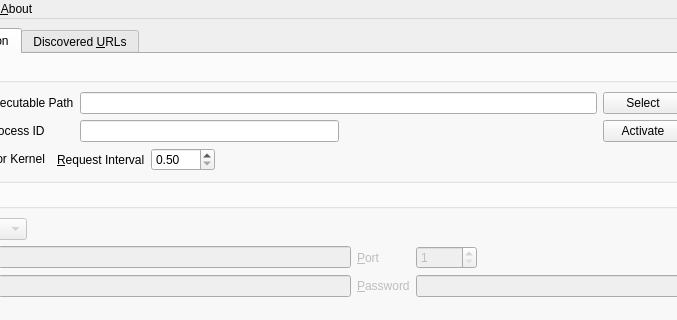
The window that UI/pandemonium.ui (nurfalie/pandamonium) describes before a commit, drawn with Qt 5; both pictures show x 84 to 761 and y 0 to 320 of the 885 by 608 pixel window.
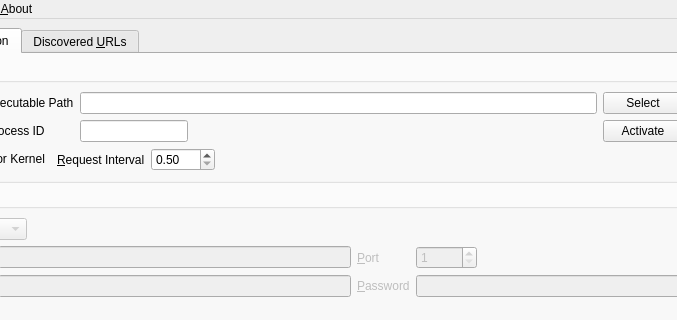
The same window after the commit. Icons and pictures are not drawn.

Commit message: Show the process id.

What changed in the file:
```diff
--- a/UI/pandemonium.ui
+++ b/UI/pandemonium.ui
@@ -107,28 +107,17 @@
               </widget>
              </item>
              <item row="1" column="1">
-              <layout class="QHBoxLayout" name="horizontalLayout_3">
-               <item>
                 <widget class="QLineEdit" name="kernel_pid">
+               <property name="sizePolicy">
+                <sizepolicy hsizetype="Fixed" vsizetype="Fixed">
+                 <horstretch>0</horstretch>
+                 <verstretch>0</verstretch>
+                </sizepolicy>
+               </property>
                  <property name="readOnly">
                   <bool>true</bool>
                  </property>
                 </widget>
-               </item>
-               <item>
-                <spacer name="horizontalSpacer_3">
-                 <property name="orientation">
-                  <enum>Qt::Horizontal</enum>
-                 </property>
-                 <property name="sizeHint" stdset="0">
-                  <size>
-                   <width>40</width>
-                   <height>20</height>
-                  </size>
-                 </property>
-                </spacer>
-               </item>
-              </layout>
              </item>
             </layout>
            </item>
```
Lines whose indentation alone changed are shown as unchanged. The commit also changes 1 other file.
